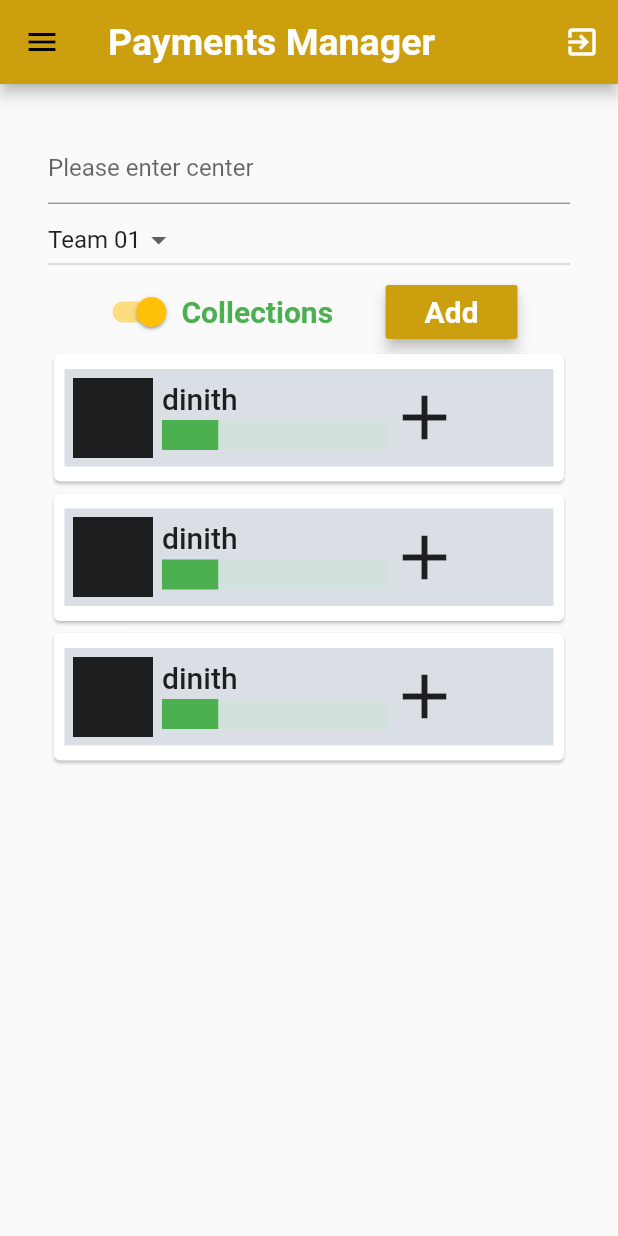
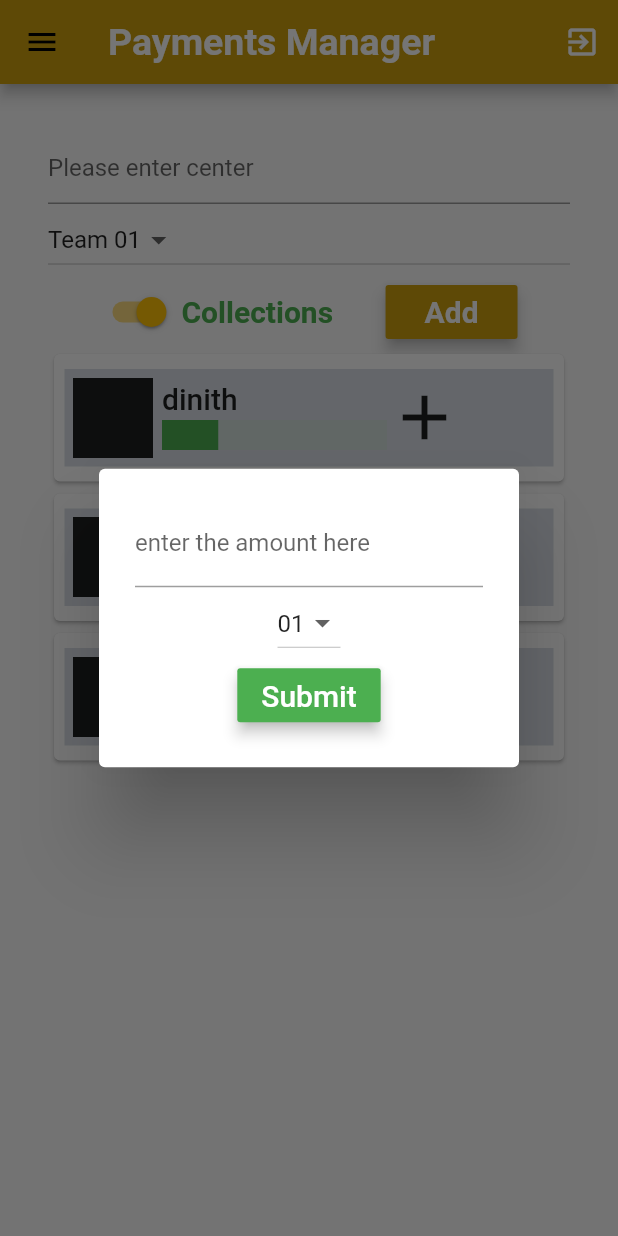
Before and after one commit to dinith72/smartLender_mobile_app, a Flutter app: the PaymentsManager screen opened by its route, after a tap on "Add", on a phone screen of 412 x 824 dp. Run offline on Flutter 3.47's test engine with Material 2 defaults, Android fonts, the phone set to English and light mode, and no system bars; missing offline and left inert: sqljocky5.

Commit message:
created the add collectin dialog , completed the addition of the collection

```diff
--- /dev/null
+++ b/lib/components/AddCollectionDialog.dart
@@ -0,0 +1,98 @@
+import 'package:flutter/material.dart';
+import 'package:mobile_app/controller/PaymentManagerDataloader.dart';
+
+
+final TextEditingController _amount  = new TextEditingController();
+final GlobalKey<FormState> _key = new GlobalKey<FormState>();
+
+
+class AddCollectionDialog extends StatefulWidget {
+  AddCollectionDialog({Key key , this.nic = null}) : super(key: key);
+
+  final List<String> nic;
+
+  @override
+  _AddCollectionDialog createState() => new _AddCollectionDialog();
+}
+
+class _AddCollectionDialog extends State<AddCollectionDialog>{
+  List<String> periods = new List<String>();
+  String _selPeriod = '';
+
+
+  @override
+  void initState() {
+    periods = PaymentManagerDataLoader().getPeriods();
+    _selPeriod = periods[0];
+  }
+
+  void dropDownValueChanged(String period){
+    setState(() {
+      _selPeriod = period;
+    });
+  }
+
+  void onSubmitClicked(){
+    double amt = double.parse(_amount.text) ;
+    bool status = PaymentManagerDataLoader().sendCollectionDetials(widget.nic, amt, _selPeriod);
+
+    if(status) {
+      Navigator.pushNamed(context, '/Payments');
+    }
+  }
+
+
+
+  @override
+  Widget build(BuildContext context) {
+    return new AlertDialog(
+      content: new Container(
+        child:
+
+        new Form(
+            key: _key,
+            child: new Column(
+                mainAxisSize: MainAxisSize.min,
+                mainAxisAlignment: MainAxisAlignment.center,
+                children: <Widget>[
+                  new TextFormField(
+                    controller: _amount ,
+                    decoration: new InputDecoration(labelText: "enter the amount here" ),
+                    validator: (String text){
+                      try {
+                        var val = double.parse(text);
+                      }on FormatException{
+                        return 'Incorrect input';
+                      }
+                    },
+                  ),
+                  new DropdownButton(
+                      elevation: 3,
+                      value: _selPeriod,
+                      items: periods.map((String period){
+                        return new DropdownMenuItem(child: new Text(period) , value: period,);
+                      }).toList(),
+                      onChanged: (String period){dropDownValueChanged(period);}),
+
+                  new RaisedButton(
+                      onPressed: (){
+                        if(_key.currentState.validate()){
+                          onSubmitClicked();
+                        }
+                      },
+                      elevation: 4.0,
+                      color: Colors.green,
+                      child: new Text(
+                        'Submit' ,
+                        style: new TextStyle( fontWeight: FontWeight.w500 , fontSize: 20.0 , color: Colors.white ),
+                      )
+                  )
+                ]
+            )
+        ),
+      ),
+    );
+  }
+
+
+}
--- a/lib/controller/PaymentManagerDataLoader.dart
+++ b/lib/controller/PaymentManagerDataloader.dart
@@ -34,10 +34,22 @@ class PaymentManagerDataLoader{
     member2.paidLoanAmt = 2500.0;
     member2.memNic = '953280082v';
     memberList.add(member2);
-
-
-
-
     return memberList;
   }
+
+  List<String> getPeriods(){
+    List<String> periods = new List<String>();
+    periods.addAll(['01' , '02' , '03' , '04']);
+    return periods;
+  }
+
+  bool sendCollectionDetials(List<String> nic , double amount, String period){
+    for(String s in nic){
+      print(s);
+    }
+    print(amount);
+    print(period);
+    return true;
+  }
+
 }
--- a/lib/screens/paymentsManager.dart
+++ b/lib/screens/paymentsManager.dart
@@ -2,8 +2,9 @@ import 'package:flutter/material.dart';
 import 'package:mobile_app/main.dart';
 import 'package:mobile_app/components/appBar.dart';
 import 'package:mobile_app/components/CustomDrawer.dart';
-import 'package:mobile_app/controller/PaymentManagerDataLoader.dart';
+import 'package:mobile_app/controller/PaymentManagerDataloader.dart';
 import 'package:mobile_app/components/memberProfile.dart';
+import 'package:mobile_app/components/AddCollectionDialog.dart';
 import 'package:mobile_app/controller/Member.dart';
 
 
@@ -17,7 +18,7 @@ class PaymentsManager extends StatefulWidget{
 
 class _PaymentsManager extends State<PaymentsManager>{
 
-  static List<String> selMem = new List<String>(); // stres all the nic numbers of the select member profiles
+  List<String> selMem = new List<String>(); // stres all the nic numbers of the select member profiles
 
   bool _collecting = true;
   String _textval = "Collections";
@@ -34,12 +35,7 @@ class _PaymentsManager extends State<PaymentsManager>{
 
   }
 
-  void addButtonPressed(){
-    for(String s in selMem){
-      print(s);
-    }
 
-  }
 
   void memberSelected(String nic){
     selMem.add(nic);
@@ -175,4 +171,12 @@ class _PaymentsManager extends State<PaymentsManager>{
         )
     );
   }
+
+  Widget addButtonPressed(){
+
+    Widget alert = new  AddCollectionDialog( nic: selMem,);
+    showDialog(context: context , child: alert);
+    return alert;
+
+  }
 }
```
